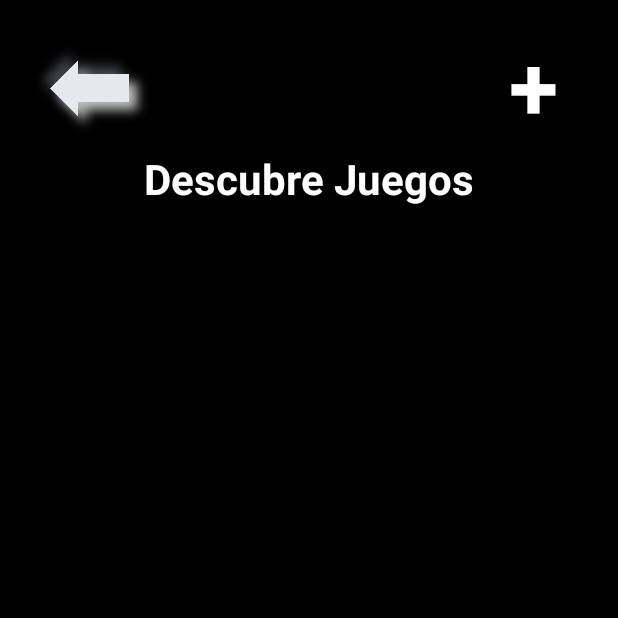
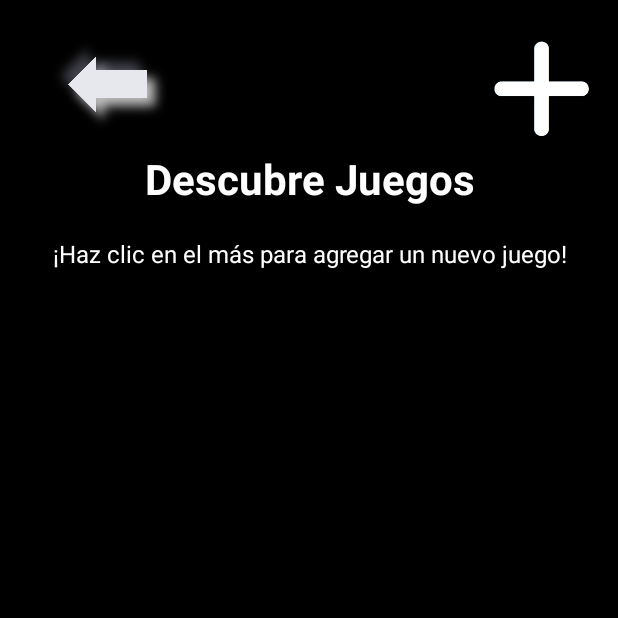
Before and after one commit to Pecas321/PartyTools, an Android app: the J_Descubre screen opened directly, with no data from a screen before it, on a phone screen of 412 x 824 dp, the top half of it. Run offline under Robolectric (Android 15) with nearby library versions, the phone set to English and light mode, and no system bars; our stand-ins replace Firebase (no records; nobody signed in at launch, a user with empty details on screens opened directly).

Commit message:
Commit Daniel 19

```diff
--- a/app/src/main/AndroidManifest.xml
+++ b/app/src/main/AndroidManifest.xml
@@ -14,6 +14,9 @@
         android:supportsRtl="true"
         android:theme="@style/Theme.PartyTools"
         tools:targetApi="31">
+        <activity
+            android:name=".AgregarJuegoActivity"
+            android:exported="false" />
         <activity
             android:name=".agregar_comunidad"
             android:exported="false" />
--- a/app/src/main/java/com/example/partytools/J_Descubre.kt
+++ b/app/src/main/java/com/example/partytools/J_Descubre.kt
@@ -2,24 +2,56 @@ package com.example.partytools
 
 import android.content.Intent
 import android.os.Bundle
-import androidx.activity.enableEdgeToEdge
+import android.widget.ImageView
 import androidx.appcompat.app.AppCompatActivity
-import android.widget.ImageView
+import androidx.recyclerview.widget.LinearLayoutManager
+import com.example.partytools.databinding.ActivityJdescubreBinding
+import com.google.firebase.database.*
 
 class J_Descubre : AppCompatActivity() {
+
+    private lateinit var binding: ActivityJdescubreBinding
+    private lateinit var database: DatabaseReference
+    private lateinit var juegosAdapterDescubre: JuegosAdapterDescubre
+    private val juegosList = mutableListOf<JuegoDescubre>()
+
     override fun onCreate(savedInstanceState: Bundle?) {
         super.onCreate(savedInstanceState)
-        enableEdgeToEdge()
-        setContentView(R.layout.activity_jdescubre)
+        binding = ActivityJdescubreBinding.inflate(layoutInflater)
+        setContentView(binding.root)
 
-        // Inicializar el ImageView
-        val volverButton = findViewById<ImageView>(R.id.Volver_jdescubre)
+        database = FirebaseDatabase.getInstance().getReference("juegos")
 
-        // Configurar el listener para el ImageView
-        volverButton.setOnClickListener {
-            // Iniciar la actividad Juegos
-            val intent = Intent(this, Juegos::class.java)
+        juegosAdapterDescubre = JuegosAdapterDescubre(juegosList)
+        binding.recyclerViewJuegosDescubre.apply {
+            layoutManager = LinearLayoutManager(this@J_Descubre)
+            adapter = juegosAdapterDescubre
+        }
+
+        binding.agregarJuego.setOnClickListener {
+            val intent = Intent(this, AgregarJuegoActivity::class.java)
             startActivity(intent)
         }
+
+        val volverboton = findViewById<ImageView>(R.id.Volver_jdescubre)
+        volverboton.setOnClickListener {
+            finish()
+        }
+
+        // Escuchar cambios en la base de datos
+        database.addValueEventListener(object : ValueEventListener {
+            override fun onDataChange(snapshot: DataSnapshot) {
+                juegosList.clear()
+                for (juegoSnapshot in snapshot.children) {
+                    val juego = juegoSnapshot.getValue(JuegoDescubre::class.java)
+                    juego?.let { juegosList.add(it) }
+                }
+                juegosAdapterDescubre.updateData(juegosList)
+            }
+
+            override fun onCancelled(error: DatabaseError) {
+                // Manejo de errores
+            }
+        })
     }
 }
--- /dev/null
+++ b/app/src/main/java/com/example/partytools/JuegoAdapterDescubre.kt
@@ -0,0 +1,45 @@
+package com.example.partytools
+
+import android.view.LayoutInflater
+import android.view.View
+import android.view.ViewGroup
+import android.widget.TextView
+import androidx.recyclerview.widget.RecyclerView
+
+class JuegosAdapterDescubre(
+    private var juegosList: List<JuegoDescubre>
+) : RecyclerView.Adapter<JuegosAdapterDescubre.JuegoViewHolder>() {
+
+    override fun onCreateViewHolder(parent: ViewGroup, viewType: Int): JuegoViewHolder {
+        val view = LayoutInflater.from(parent.context).inflate(R.layout.item_juego_descubre, parent, false)
+        return JuegoViewHolder(view)
+    }
+
+    override fun onBindViewHolder(holder: JuegoViewHolder, position: Int) {
+        val juego = juegosList[position]
+        holder.bind(juego)
+    }
+
+    override fun getItemCount(): Int = juegosList.size
+
+    fun updateData(newJuegosList: List<JuegoDescubre>) {
+        juegosList = newJuegosList
+        notifyDataSetChanged()
+    }
+
+    inner class JuegoViewHolder(itemView: View) : RecyclerView.ViewHolder(itemView) {
+        private val tvNombreJuego: TextView = itemView.findViewById(R.id.tvNombreJuego)
+        private val tvNumeroJugadores: TextView = itemView.findViewById(R.id.tvNumeroJugadores)
+        private val tvEdad: TextView = itemView.findViewById(R.id.tvEdad)
+        private val tvReglas: TextView = itemView.findViewById(R.id.tvReglas)
+        private val tvDescripcion: TextView = itemView.findViewById(R.id.tvDescripcion)
+
+        fun bind(juego: JuegoDescubre) {
+            tvNombreJuego.text = juego.nombre
+            tvNumeroJugadores.text = "Número de jugadores: ${juego.numeroJugadores}"
+            tvEdad.text = "Edad recomendada: ${juego.edad}"
+            tvReglas.text = "Reglas: ${juego.reglas}"
+            tvDescripcion.text = "Descripción: ${juego.descripcion}"
+        }
+    }
+}
--- a/app/src/main/res/layout/activity_jdescubre.xml
+++ b/app/src/main/res/layout/activity_jdescubre.xml
@@ -1,12 +1,11 @@
 <?xml version="1.0" encoding="utf-8"?>
-<androidx.constraintlayout.widget.ConstraintLayout xmlns:android="http://schemas.android.com/apk/res/android"
+<androidx.constraintlayout.widget.ConstraintLayout
+    xmlns:android="http://schemas.android.com/apk/res/android"
     xmlns:app="http://schemas.android.com/apk/res-auto"
     xmlns:tools="http://schemas.android.com/tools"
-    android:id="@+id/main"
     android:layout_width="match_parent"
     android:layout_height="match_parent"
-    android:background="#000000"
-    tools:context=".J_Descubre">
+    android:background="@color/black">
 
     <TextView
         android:id="@+id/Juegosdescubre"
@@ -19,34 +18,67 @@
         android:textSize="28sp"
         android:textStyle="bold"
         app:layout_constraintEnd_toEndOf="parent"
-        app:layout_constraintHorizontal_bias="0.497"
+        app:layout_constraintHorizontal_bias="0.5"
         app:layout_constraintStart_toStartOf="parent"
         app:layout_constraintTop_toTopOf="parent" />
 
+    <!-- Texto adicional  -->
+    <TextView
+        android:id="@+id/text_informacion_descubre"
+        android:layout_width="wrap_content"
+        android:layout_height="wrap_content"
+        android:text="¡Haz clic en el más para agregar un nuevo juego!"
+        android:textColor="@color/white"
+        android:textSize="16sp"
+        android:layout_marginTop="8dp"
+        android:textAlignment="center"
+        app:layout_constraintTop_toBottomOf="@id/Juegosdescubre"
+        app:layout_constraintStart_toStartOf="parent"
+        app:layout_constraintEnd_toEndOf="parent"/>
+
+    <!-- Botón Volver -->
+
+    <!-- RecyclerView -->
     <ImageView
         android:id="@+id/Volver_jdescubre"
         android:layout_width="80dp"
         android:layout_height="80dp"
-        android:layout_marginEnd="312dp"
+        android:layout_marginStart="32dp"
+        android:layout_marginBottom="4dp"
         android:rotation="180"
-        app:layout_constraintBottom_toBottomOf="parent"
-        app:layout_constraintEnd_toEndOf="parent"
+        app:layout_constraintBottom_toTopOf="@+id/Juegosdescubre"
+        app:layout_constraintStart_toStartOf="parent"
         app:layout_constraintTop_toTopOf="parent"
-        app:layout_constraintVertical_bias="0.025"
+        app:layout_constraintVertical_bias="1.0"
         app:srcCompat="@drawable/icono_volver" />
 
-    <TextView
-        android:id="@+id/textView8"
-        android:layout_width="81dp"
-        android:layout_height="81dp"
-        android:layout_marginTop="16dp"
-        android:gravity="center"
-        android:text="+"
-        android:textColor="#FFFFFF"
-        android:textSize="60sp"
-        android:textStyle="bold"
+    <!-- Icono para agregar juego -->
+    <androidx.recyclerview.widget.RecyclerView
+        android:id="@+id/recyclerViewJuegosDescubre"
+        android:layout_width="384dp"
+        android:layout_height="518dp"
+        android:layout_marginTop="20dp"
+        android:clipToPadding="false"
+        android:paddingTop="8dp"
+        android:paddingBottom="8dp"
         app:layout_constraintEnd_toEndOf="parent"
-        app:layout_constraintHorizontal_bias="0.93"
+        app:layout_constraintHorizontal_bias="0.483"
+        app:layout_constraintStart_toStartOf="parent"
+        app:layout_constraintTop_toBottomOf="@id/text_informacion_descubre" />
+
+    <ImageView
+        android:id="@+id/agregar_juego"
+        android:layout_width="70dp"
+        android:layout_height="70dp"
+        android:layout_marginStart="208dp"
+        android:layout_marginTop="24dp"
+        android:layout_marginEnd="16dp"
+        android:layout_marginBottom="16dp"
+        app:layout_constraintEnd_toEndOf="parent"
+        app:layout_constraintHorizontal_bias="1.0"
         app:layout_constraintStart_toEndOf="@+id/Volver_jdescubre"
-        app:layout_constraintTop_toTopOf="parent" />
+        app:layout_constraintTop_toTopOf="parent"
+        app:srcCompat="@drawable/mas" />
+
+
 </androidx.constraintlayout.widget.ConstraintLayout>
```
Also changed, not shown: app/src/main/java/com/example/partytools/AgregarJuegoActivity.kt (added, +54 -0 lines), app/src/main/java/com/example/partytools/JuegoDescubre.kt (added, +12 -0 lines), app/src/main/res/layout/activity_agregar_juego.xml (added, +93 -0 lines), app/src/main/res/layout/item_juego_descubre.xml (added, +46 -0 lines), app/src/main/res/drawable/mas.png (added).
